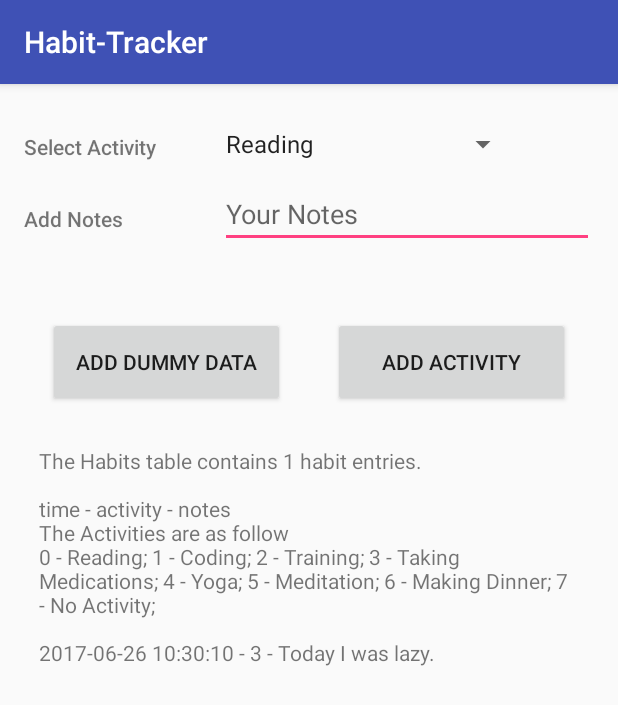
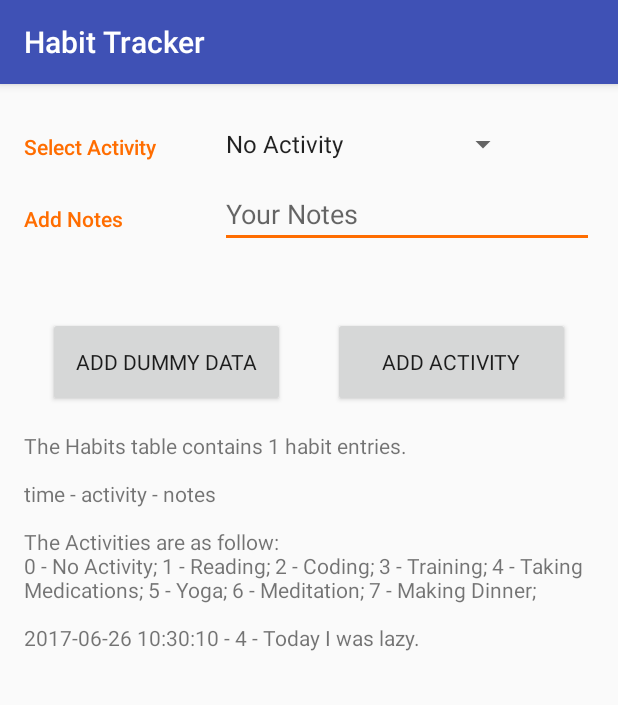
Before and after one commit to fireflyfif/Habit-Tracker-App, an Android app: the screen it shows after launch (HabitActivity), after a tap on "ADD DUMMY DATA", on a phone screen of 412 x 824 dp. Shown: the top 705 px of the screen. Run offline under Robolectric (Android 15) with nearby library versions, the phone set to English and light mode, and no system bars.

Commit message:
add styles, clean the code

```diff
--- a/app/src/main/java/com/example/root/habit_tracker/HabitActivity.java
+++ b/app/src/main/java/com/example/root/habit_tracker/HabitActivity.java
@@ -113,7 +113,9 @@ public class HabitActivity extends AppCompatActivity {
             public void onItemSelected(AdapterView<?> parent, View view, int position, long id) {
                 String selection = (String) parent.getItemAtPosition(position);
                 if (!TextUtils.isEmpty(selection)) {
-                    if (selection.equals(getString(R.string.activity_reading))) {
+                    if (selection.equals(getString(R.string.activity_no_activity))) {
+                        mActivity = HabitEntry.ACTIVITY_HABIT_NO_ACTIVITY; // No Activity
+                    } else if (selection.equals(getString(R.string.activity_reading))) {
                         mActivity = HabitEntry.ACTIVITY_HABIT_READING; // Reading
                     } else if (selection.equals(getString(R.string.activity_coding))) {
                         mActivity = HabitEntry.ACTIVITY_HABIT_CODING; // Coding
@@ -125,18 +127,16 @@ public class HabitActivity extends AppCompatActivity {
                         mActivity = HabitEntry.ACTIVITY_HABIT_YOGA; // Yoga
                     } else if (selection.equals(getString(R.string.activity_meditation))) {
                         mActivity = HabitEntry.ACTIVITY_HABIT_MEDITATION; // Meditation
-                    } else if (selection.equals(getString(R.string.activity_dinner))) {
+                    } else {
                         mActivity = HabitEntry.ACTIVITY_HABIT_DINNER; // Making Dinner
-                    } else {
-                        mActivity = HabitEntry.ACTIVITY_HABIT_NO_ACTIVITY; // No Activity
                     }
                 }
             }
+
             // Because AdapterView is an abstract class, onNothingSelected must be defined
-
             @Override
             public void onNothingSelected(AdapterView<?> parent) {
-                mActivity = 7; // No Activity
+                mActivity = 0; // No Activity
             }
         });
     }
@@ -154,7 +154,7 @@ public class HabitActivity extends AppCompatActivity {
     private void displayDatabaseInfo() {
         // To access the database, instantiate the subclass of SQLiteOpenHelper
         // and pass the context, which is the current activity.
-        HabitDbHelper mDbHelper = new HabitDbHelper(this);
+        mDbHelper = new HabitDbHelper(this);
 
         // Create and/or open a database to read from it
         SQLiteDatabase db = mDbHelper.getReadableDatabase();
@@ -192,9 +192,10 @@ public class HabitActivity extends AppCompatActivity {
             displayDatabase.append(COLUMN_HABIT_TIME + " - " +
                     COLUMN_HABIT_ACTIVITY + " - " +
                     COLUMN_HABIT_NOTES + "\n");
-            displayDatabase.append("The Activities are as follow\n" +
-                    "0 - Reading; " + "1 - Coding; " + "2 - Training; " + "3 - Taking Medications; " +
-                    "4 - Yoga; " + "5 - Meditation; " + "6 - Making Dinner; " + "7 - No Activity;" + "\n");
+            displayDatabase.append("\nThe Activities are as follow:\n" +
+                    "0 - No Activity; " + "1 - Reading; " + "2 - Coding; " + "3 - Training; " +
+                    "4 - Taking Medications; " + "5 - Yoga; " + "6 - Meditation; " +
+                    "7 - Making Dinner;" + "\n");
 
             // Figure out the index of each column
             int timeColumnIndex = cursor.getColumnIndex(COLUMN_HABIT_TIME);
@@ -238,8 +239,6 @@ public class HabitActivity extends AppCompatActivity {
      * Insert and save new habit into the database
      */
     private void insertDummyHabit() {
-        String notesString = mAddNotes.getText().toString().trim();
-
         // Create the database helper
         HabitDbHelper mDbHelper = new HabitDbHelper(this);
 
@@ -250,7 +249,7 @@ public class HabitActivity extends AppCompatActivity {
         // and populate the values with some dummy data
         ContentValues values = new ContentValues();
         values.put(COLUMN_HABIT_TIME, getDateTime());
-        values.put(COLUMN_HABIT_ACTIVITY, 3);
+        values.put(COLUMN_HABIT_ACTIVITY, 4);
         values.put(COLUMN_HABIT_NOTES, "Today I was lazy.");
 
         // Insert the new row, returning the primary key value of the new row
--- a/app/src/main/java/com/example/root/habit_tracker/data/HabitContract.java
+++ b/app/src/main/java/com/example/root/habit_tracker/data/HabitContract.java
@@ -22,13 +22,14 @@ public class HabitContract {
         /**
          * Activities constants
          */
-        public static final int ACTIVITY_HABIT_READING = 0;
-        public static final int ACTIVITY_HABIT_CODING = 1;
-        public static final int ACTIVITY_HABIT_TRAINING = 2;
-        public static final int ACTIVITY_HABIT_TAKING_MEDICATIONS = 3;
-        public static final int ACTIVITY_HABIT_YOGA = 4;
-        public static final int ACTIVITY_HABIT_MEDITATION = 5;
-        public static final int ACTIVITY_HABIT_DINNER = 6;
-        public static final int ACTIVITY_HABIT_NO_ACTIVITY = 7;
+        public static final int ACTIVITY_HABIT_NO_ACTIVITY = 0;
+        public static final int ACTIVITY_HABIT_READING = 1;
+        public static final int ACTIVITY_HABIT_CODING = 2;
+        public static final int ACTIVITY_HABIT_TRAINING = 3;
+        public static final int ACTIVITY_HABIT_TAKING_MEDICATIONS = 4;
+        public static final int ACTIVITY_HABIT_YOGA = 5;
+        public static final int ACTIVITY_HABIT_MEDITATION = 6;
+        public static final int ACTIVITY_HABIT_DINNER = 7;
+
     }
 }
--- a/app/src/main/java/com/example/root/habit_tracker/data/HabitDbHelper.java
+++ b/app/src/main/java/com/example/root/habit_tracker/data/HabitDbHelper.java
@@ -17,7 +17,7 @@ public class HabitDbHelper extends SQLiteOpenHelper {
     /**
      * Database version. If you change the database schema, you must increment the database version
      */
-    public static final int DATABASE_VERSION = 1;
+    public static final int DATABASE_VERSION = 2;
 
     /**
      * Name of the database file
--- a/app/src/main/res/layout/activity_habit.xml
+++ b/app/src/main/res/layout/activity_habit.xml
@@ -5,7 +5,7 @@
     android:layout_width="match_parent"
     android:layout_height="match_parent"
     android:orientation="vertical"
-    android:padding="16dp"
+    android:padding="@dimen/padding_16dp"
     tools:context="com.example.root.habit_tracker.HabitActivity">
 
     <LinearLayout
@@ -14,13 +14,8 @@
         android:orientation="horizontal">
 
         <TextView
-            android:layout_width="0dp"
-            android:layout_height="wrap_content"
-            android:layout_weight="1"
-            android:fontFamily="sans-serif-medium"
-            android:paddingTop="16dp"
-            android:text="Select Activity"
-            android:textAppearance="?android:textAppearanceSmall" />
+            style="@style/categoryTextView"
+            android:text="@string/select_activity_text" />
 
         <LinearLayout
             android:layout_width="0dp"
@@ -30,10 +25,7 @@
 
             <Spinner
                 android:id="@+id/spinner_activity"
-                android:layout_width="wrap_content"
-                android:layout_height="48dp"
-                android:paddingRight="16dp"
-                android:spinnerMode="dropdown" />
+                style="@style/activitySpinner" />
 
         </LinearLayout>
 
@@ -45,26 +37,21 @@
         android:orientation="horizontal">
 
         <TextView
-            android:layout_width="0dp"
-            android:layout_height="wrap_content"
-            android:layout_weight="1"
-            android:fontFamily="sans-serif-medium"
-            android:paddingTop="16dp"
-            android:text="Add Notes"
-            android:textAppearance="?android:textAppearanceSmall" />
+            style="@style/categoryTextView"
+            android:text="@string/add_notes_text" />
 
         <LinearLayout
             android:layout_width="0dp"
             android:layout_height="wrap_content"
             android:layout_weight="2"
             android:orientation="vertical"
-            android:paddingLeft="4dp">
+            android:paddingLeft="@dimen/padding_4dp">
 
             <EditText
                 android:id="@+id/add_notes"
                 android:layout_width="match_parent"
                 android:layout_height="wrap_content"
-                android:hint="Your Notes"
+                android:hint="@string/edit_text_hint"
                 android:inputType="textCapSentences" />
 
         </LinearLayout>
@@ -74,26 +61,18 @@
     <LinearLayout
         android:layout_width="match_parent"
         android:layout_height="wrap_content"
-        android:layout_marginTop="30dp"
+        android:layout_marginTop="@dimen/margin_buttons_30dp"
         android:orientation="horizontal">
 
         <Button
             android:id="@+id/add_database"
-            android:layout_width="0dp"
-            android:layout_height="60dp"
-            android:layout_gravity="center"
-            android:layout_margin="16dp"
-            android:layout_weight="1"
-            android:text="Add Dummy Data" />
+            style="@style/buttonsAddData"
+            android:text="@string/button_dummy_data" />
 
         <Button
             android:id="@+id/add_activity_button"
-            android:layout_width="0dp"
-            android:layout_height="60dp"
-            android:layout_gravity="center"
-            android:layout_margin="16dp"
-            android:layout_weight="1"
-            android:text="Add Activity" />
+            style="@style/buttonsAddData"
+            android:text="@string/button_user_data" />
 
     </LinearLayout>
 
@@ -104,9 +83,7 @@
         <TextView
             android:id="@+id/database_text_view"
             android:layout_width="wrap_content"
-            android:layout_height="wrap_content"
-            android:padding="10dp"
-            tools:text="The Habit Database" />
+            android:layout_height="wrap_content" />
 
     </ScrollView>
 
--- a/app/src/main/res/values/arrays.xml
+++ b/app/src/main/res/values/arrays.xml
@@ -1,6 +1,7 @@
 <?xml version="1.0" encoding="utf-8"?>
 <resources>
     <string-array name="array_activity_options">
+        <item>@string/activity_no_activity</item>
         <item>@string/activity_reading</item>
         <item>@string/activity_coding</item>
         <item>@string/activity_training</item>
@@ -8,6 +9,5 @@
         <item>@string/activity_yoga</item>
         <item>@string/activity_meditation</item>
         <item>@string/activity_dinner</item>
-        <item>@string/activity_no_activity</item>
     </string-array>
 </resources>
--- a/app/src/main/res/values/colors.xml
+++ b/app/src/main/res/values/colors.xml
@@ -2,5 +2,5 @@
 <resources>
     <color name="colorPrimary">#3F51B5</color>
     <color name="colorPrimaryDark">#303F9F</color>
-    <color name="colorAccent">#FF4081</color>
+    <color name="colorAccent">#FF6D00</color>
 </resources>
--- /dev/null
+++ b/app/src/main/res/values/dimens.xml
@@ -0,0 +1,9 @@
+<?xml version="1.0" encoding="utf-8"?>
+<resources>
+    <dimen name="width_0dp">0dp</dimen>
+    <dimen name="padding_16dp">16dp</dimen>
+    <dimen name="spinner_height">48dp</dimen>
+    <dimen name="padding_4dp">4dp</dimen>
+    <dimen name="margin_buttons_30dp">30dp</dimen>
+    <dimen name="buttons_height_60dp">60dp</dimen>
+</resources>
--- a/app/src/main/res/values/strings.xml
+++ b/app/src/main/res/values/strings.xml
@@ -1,6 +1,7 @@
 <resources>
-    <string name="app_name">Habit-Tracker</string>
+    <string name="app_name">Habit Tracker</string>
     <!-- These are the options displayed in the activity drop-down Spinner -->
+    <string name="activity_no_activity">No Activity</string>
     <string name="activity_reading">Reading</string>
     <string name="activity_training">Training</string>
     <string name="activity_coding">Coding</string>
@@ -8,5 +9,12 @@
     <string name="activity_medications">Taking Medications</string>
     <string name="activity_meditation">Meditation</string>
     <string name="activity_dinner">Making Dinner</string>
-    <string name="activity_no_activity">No Activity</string>
+
+    <string name="select_activity_text">Select Activity</string>
+    <string name="add_notes_text">Add Notes</string>
+    <string name="edit_text_hint">Your Notes</string>
+
+    <string name="button_dummy_data">Add Dummy Data</string>
+    <string name="button_user_data">Add Activity</string>
+
 </resources>
--- a/app/src/main/res/values/styles.xml
+++ b/app/src/main/res/values/styles.xml
@@ -8,4 +8,30 @@
         <item name="colorAccent">@color/colorAccent</item>
     </style>
 
+    <style name="categoryTextView" parent="AppTheme">
+        <item name="android:layout_width">@dimen/width_0dp</item>
+        <item name="android:layout_height">wrap_content</item>
+        <item name="android:layout_weight">1</item>
+        <item name="android:fontFamily">sans-serif-medium</item>
+        <item name="android:paddingTop">@dimen/padding_16dp</item>
+        <item name="android:textColor">@color/colorAccent</item>
+        <item name="android:textAppearance">?android:textAppearanceSmall</item>
+    </style>
+
+    <style name="activitySpinner" parent="AppTheme">
+        <item name="android:layout_width">wrap_content</item>
+        <item name="android:layout_height">@dimen/spinner_height</item>
+        <item name="android:paddingRight">@dimen/padding_16dp</item>
+        <item name="android:spinnerMode">dropdown</item>
+    </style>
+
+    <style name="buttonsAddData" parent="AppTheme">
+        <item name="android:layout_width">@dimen/width_0dp</item>
+        <item name="android:layout_height">@dimen/buttons_height_60dp</item>
+        <item name="android:layout_weight">1</item>
+        <item name="android:layout_gravity">center</item>
+        <item name="android:layout_margin">@dimen/padding_16dp</item>
+        <item name="android:textAllCaps">true</item>
+    </style>
+
 </resources>
```
